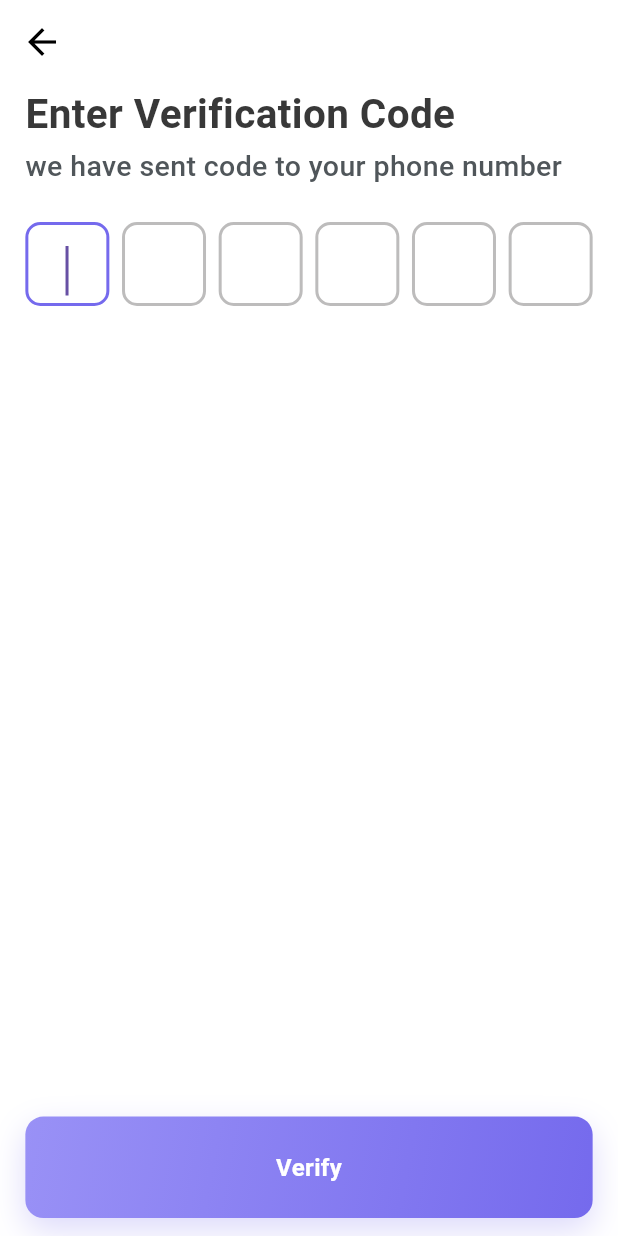
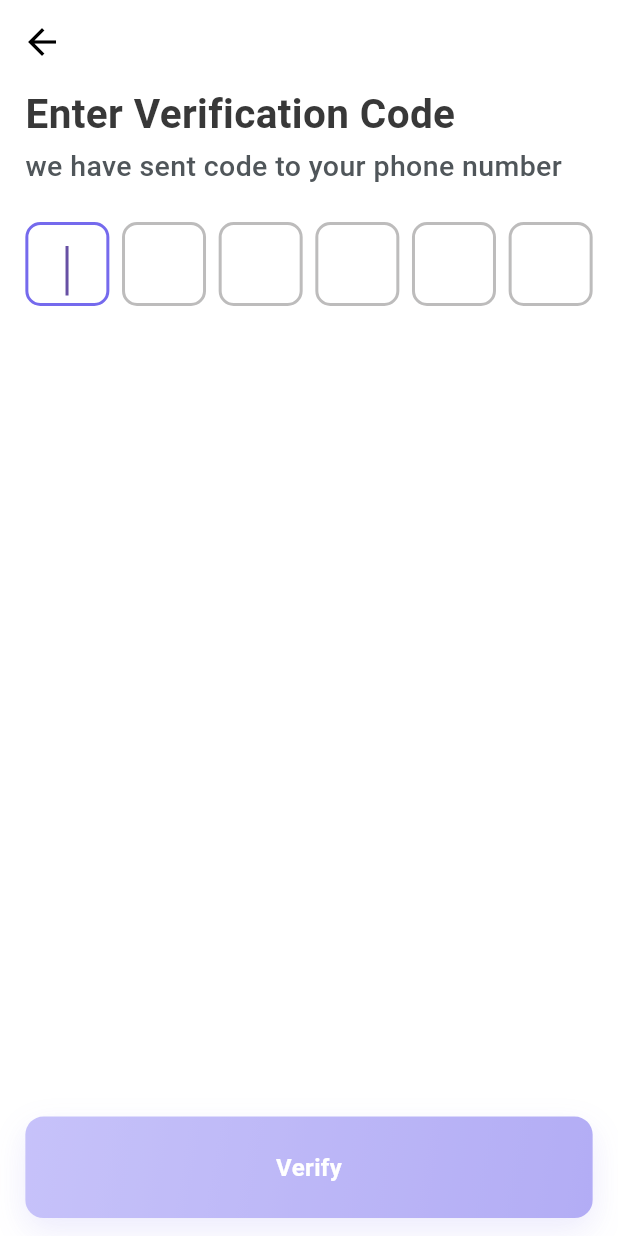
Before and after one commit to rayyankhan00776/GoDropMe, a Flutter app: the OtpScreen screen opened by its route, on a phone screen of 412 x 824 dp. Run offline on Flutter 3.47's test engine with Material 3 defaults, Android fonts, the phone set to English and light mode, and no system bars; our stand-ins replace flutter_svg, get; project files that could hold a hidden picture were left out.

Commit message:
validation in otp screen - maked otp screen responsive - fixed the error design issue in the phone screen - maked the dop screen responsive

```diff
--- a/lib/core/widgets/phone_text_field.dart
+++ b/lib/core/widgets/phone_text_field.dart
@@ -71,6 +71,12 @@ class PhoneTextField extends StatelessWidget {
         border: InputBorder.none,
         isDense: true,
         contentPadding: const EdgeInsets.symmetric(vertical: 12),
+        // When this widget is embedded in a custom container (showContainer == false)
+        // we want to suppress the TextFormField's default error text so it doesn't
+        // add extra vertical space. The calling parent (PhoneInputRow) manages
+        // a fixed error area instead.
+        errorStyle:
+            showContainer ? null : const TextStyle(height: 0, fontSize: 0),
       ),
       validator: validator ?? pakistanPhoneValidator,
     );
--- a/lib/features/DriverOrParentOption/widgets/dop_illustration.dart
+++ b/lib/features/DriverOrParentOption/widgets/dop_illustration.dart
@@ -21,7 +21,11 @@ class DopIllustration extends StatelessWidget {
                 : Responsive.screenHeight(context);
 
         // Prefer width-driven size but cap it by available height (80%).
-        final widthDriven = (screenWidth * 0.75).clamp(180.0, 360.0);
+        // Allow the max to grow on large screens so the illustration
+        // becomes bigger on wide displays while keeping small-screen
+        // behavior intact.
+        final maxClamp = math.max(360.0, screenWidth * 0.45);
+        final widthDriven = (screenWidth * 0.75).clamp(180.0, maxClamp);
         final heightCap = math.max(120.0, maxHeight * 0.8);
         final illustrationSize = math.min(widthDriven, heightCap);
 
--- a/lib/features/phoneVerfication/pages/otp_screen.dart
+++ b/lib/features/phoneVerfication/pages/otp_screen.dart
@@ -78,21 +78,40 @@ class _OtpScreenState extends State<OtpScreen> {
               OtpHeader(),
               const SizedBox(height: 24),
 
-              // OTP input row
-              Row(
+              // OTP input row — responsive sizing to avoid overflow on small screens
+              LayoutBuilder(
+                builder: (context, constraints) {
+                  // total horizontal padding already added by parent; compute
+                  // available width for 6 boxes and spacing between them.
+                  final availableWidth = constraints.maxWidth;
+                  // desired spacing between boxes
+                  const gap = 8.0;
+                  // compute box size so 6 boxes + gaps fit into available width
+                  final totalGaps = gap * (6 - 1);
+                  final boxSize = ((availableWidth - totalGaps) / 6).clamp(
+                    40.0,
+                    56.0,
+                  );
+
+                  return Row(
                     mainAxisAlignment: MainAxisAlignment.spaceBetween,
-                children: List.generate(
-                  6,
-                  (i) => OtpTextField(
+                    children: List.generate(6, (i) {
+                      return SizedBox(
+                        width: boxSize,
+                        child: OtpTextField(
                           controller: _codeControllers[i],
                           autoFocus: i == 0,
                           focusNode: _focusNodes[i],
                           fieldNumber: i,
+                          size: boxSize,
                           onChanged: (_) {
                             setState(() {});
                           },
                         ),
-                ),
+                      );
+                    }),
+                  );
+                },
               ),
 
               const Spacer(),
--- a/lib/features/phoneVerfication/widgets/otpWidgets/otp_actions.dart
+++ b/lib/features/phoneVerfication/widgets/otpWidgets/otp_actions.dart
@@ -18,16 +18,19 @@ class OtpActions extends StatelessWidget {
   Widget build(BuildContext context) {
     return Column(
       children: [
-        CustomButton(
-          text: AppStrings.otpverify,
-          onTap: enabled ? onNext : null,
-          height: height,
-          width: double.infinity,
-          borderRadius: BorderRadius.circular(12),
-          textColor: Colors.white,
-          // Visually indicate disabled state
-          gradient: enabled ? null : null,
-          // Optionally, you can add opacity or color change for disabled
+        GestureDetector(
+          onTap: onNext,
+          child: Opacity(
+            opacity: enabled ? 1.0 : 0.55,
+            child: CustomButton(
+              text: AppStrings.otpverify,
+              onTap: enabled ? onNext : onNext,
+              height: height,
+              width: double.infinity,
+              borderRadius: BorderRadius.circular(12),
+              textColor: Colors.white,
+            ),
+          ),
         ),
         const SizedBox(height: 12),
       ],
--- a/lib/features/phoneVerfication/widgets/otpWidgets/otp_text_field.dart
+++ b/lib/features/phoneVerfication/widgets/otpWidgets/otp_text_field.dart
@@ -9,6 +9,7 @@ class OtpTextField extends StatefulWidget {
   final int fieldNumber;
   final FocusNode? focusNode;
   final ValueChanged<String>? onChanged;
+  final double size;
   // No longer support raw key events here to avoid Focus reparenting issues.
   // Use onChanged to handle navigation between fields.
 
@@ -19,6 +20,7 @@ class OtpTextField extends StatefulWidget {
     this.fieldNumber = 0,
     this.focusNode,
     this.onChanged,
+    this.size = 56,
   });
 
   @override
@@ -54,9 +56,11 @@ class _OtpTextFieldState extends State<OtpTextField> {
 
   @override
   Widget build(BuildContext context) {
+    final boxSize = widget.size;
+
     return SizedBox(
-      width: 56,
-      height: 56,
+      width: boxSize,
+      height: boxSize,
       child: TextFormField(
         controller: widget.controller,
         focusNode: _focusNode,
@@ -65,7 +69,10 @@ class _OtpTextFieldState extends State<OtpTextField> {
         keyboardType: TextInputType.number,
         maxLength: 1,
         onTapOutside: (event) => FocusScope.of(context).unfocus(),
-        style: AppTypography.onboardTitle.copyWith(fontSize: 22),
+        // Scale font size proportionally so the digit fits well on small boxes
+        style: AppTypography.onboardTitle.copyWith(
+          fontSize: (boxSize * 0.39).clamp(14.0, 22.0),
+        ),
         inputFormatters: [FilteringTextInputFormatter.digitsOnly],
         decoration: InputDecoration(
           counterText: "",
```
Also changed, not shown: lib/features/DriverOrParentOption/widgets/dop_header.dart (+27 -3 lines), lib/features/phoneVerfication/widgets/PhoneWidgets/phone_input_row.dart (+31 -1 lines). Lines whose indentation alone changed are shown as unchanged.
